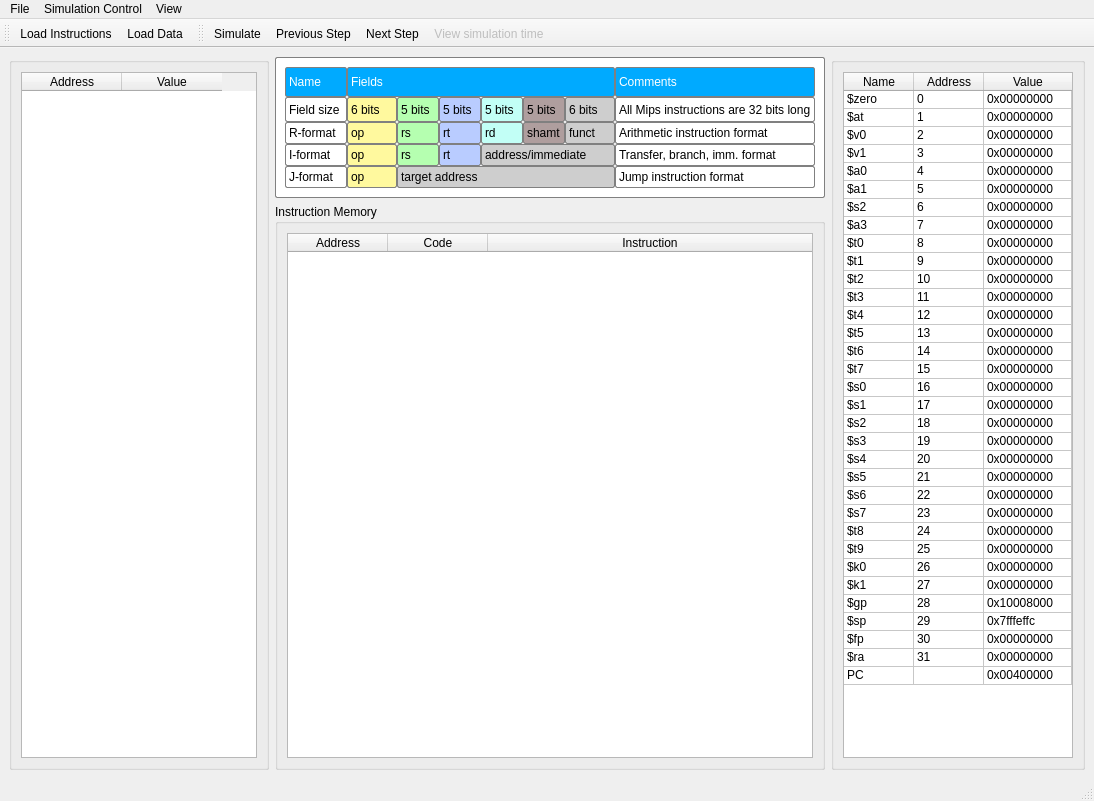
Before: the Qt Designer form View/MainWindow.ui in edualvss/MipsSimulator, drawn with Qt 5.
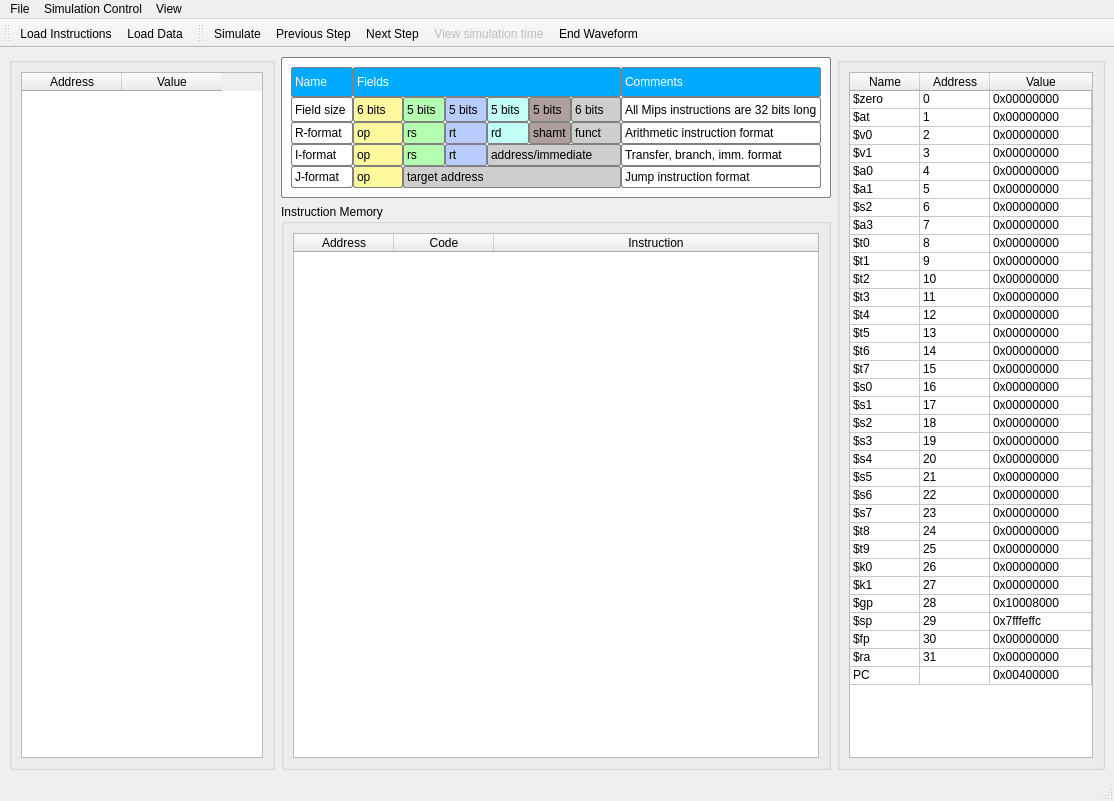
After: the same form once the commit is applied. Icons and pictures are not drawn.

Diff of the .ui file:
```diff
--- a/View/MainWindow.ui
+++ b/View/MainWindow.ui
@@ -6,7 +6,7 @@
    <rect>
     <x>0</x>
     <y>0</y>
-    <width>1094</width>
+    <width>1114</width>
     <height>801</height>
    </rect>
   </property>
@@ -32,7 +32,7 @@
         <widget class="QTableWidget" name="tableDataMemory">
          <property name="minimumSize">
           <size>
-           <width>206</width>
+           <width>216</width>
            <height>0</height>
           </size>
          </property>
@@ -848,7 +848,7 @@
         <widget class="QTableWidget" name="tableRegFile">
          <property name="minimumSize">
           <size>
-           <width>230</width>
+           <width>240</width>
            <height>0</height>
           </size>
          </property>
@@ -1603,7 +1603,7 @@
     <rect>
      <x>0</x>
      <y>0</y>
-     <width>1094</width>
+     <width>1114</width>
      <height>26</height>
     </rect>
    </property>
@@ -1664,6 +1664,7 @@
    <addaction name="actionPrevious_Step"/>
    <addaction name="actionNext_step"/>
    <addaction name="actionView_simulation_time"/>
+   <addaction name="actionEnd_Waveform"/>
   </widget>
   <action name="actionLoad_Instructions">
    <property name="icon">
@@ -1751,6 +1752,18 @@
     <string>View simulation time</string>
    </property>
   </action>
+  <action name="actionEnd_Waveform">
+   <property name="icon">
+    <iconset resource="media.qrc">
+     <normaloff>:/icons/closewave.png</normaloff>:/icons/closewave.png</iconset>
+   </property>
+   <property name="text">
+    <string>End Waveform</string>
+   </property>
+   <property name="toolTip">
+    <string>End Waveform</string>
+   </property>
+  </action>
  </widget>
  <resources>
   <include location="media.qrc"/>
```
Left out of the diff: 2 changed lines with no effect on the pictures.
